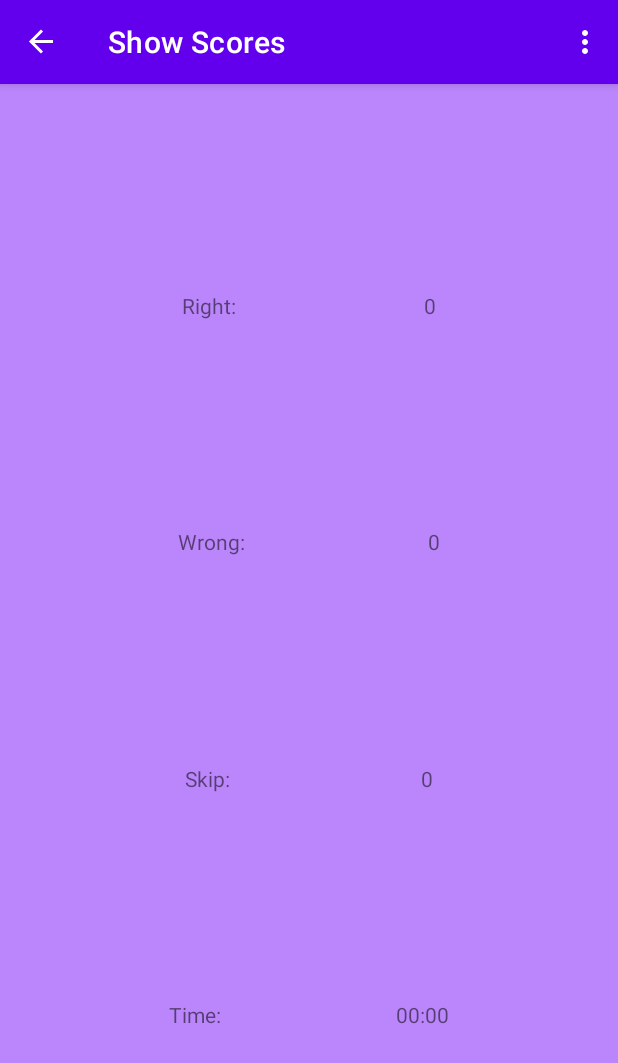
After one commit to finnsiems/FlashCard, an Android app: the ShowScore screen opened through its navigation route, on a phone screen of 412 x 824 dp. The commit adds this screen. Shown: the top 1063 px of the screen. Run offline under Robolectric (Android 15) with nearby library versions, the phone set to English and light mode, and no system bars; our stand-ins replace navigation-ui.

Commit message:
- Added Score to Competitive Mode - Fixed a few bugs

```diff
--- /dev/null
+++ b/app/src/main/java/com/example/myapplication/ShowScore.kt
@@ -0,0 +1,80 @@
+package com.example.myapplication
+
+import android.content.Context
+import android.os.Bundle
+import android.util.Log
+import androidx.fragment.app.Fragment
+import android.view.LayoutInflater
+import android.view.View
+import android.view.ViewGroup
+import androidx.core.os.bundleOf
+import androidx.fragment.app.setFragmentResult
+import androidx.fragment.app.setFragmentResultListener
+import androidx.navigation.fragment.findNavController
+import com.example.myapplication.databinding.FragmentAddBinding
+import com.example.myapplication.databinding.ShowscoreLayoutBinding
+
+/**
+ * A simple [Fragment] subclass as the second destination in the navigation.
+ */
+class ShowScore: Fragment() {
+
+    private var _binding: ShowscoreLayoutBinding? = null
+
+    // This property is only valid between onCreateView and
+    // onDestroyView.
+    private val binding get() = _binding!!
+
+    override fun onCreateView(
+        inflater: LayoutInflater, container: ViewGroup?,
+        savedInstanceState: Bundle?
+    ): View? {
+        Log.d("NoteThing", "We are here2" )
+
+        _binding = ShowscoreLayoutBinding.inflate(inflater, container, false)
+        return binding.root
+
+    }
+
+    override fun onViewCreated(view: View, savedInstanceState: Bundle?) {
+        super.onViewCreated(view, savedInstanceState)
+        Log.d("NoteThing", "We are here" )
+
+        try {
+            Log.d("NoteThing", "????")
+            setFragmentResultListener("Scores") { requestKey, bundle ->
+                val right = bundle.getInt("right")
+                val wrong = bundle.getInt("wrong")
+                val skip = bundle.getInt("skip")
+                val time = bundle.getString("time")
+
+                Log.d("NoteThing", "Right: " + right + " Wrong: " + wrong + " skip: " + skip + " time: " + time)
+
+                binding.textviewRightValue.text = right.toString()
+                binding.textviewWrongValue.text = wrong.toString()
+                binding.textviewSkipValue.text = skip.toString()
+                binding.textviewTimeValue.text = time
+
+                setFragmentResult("requestKey", bundleOf("bundleKey" to 1))
+            }
+        }catch (e:Exception){
+            Log.d("NoteThing", "Exception2: " + e)
+        }
+
+
+    }
+
+    fun save() {
+        var counter = 0
+        val sharedPref = activity?.getPreferences(Context.MODE_PRIVATE) ?: return
+
+        val editor = sharedPref.edit()
+        //editor.putInt("counter", 0)
+        editor.apply()
+    }
+
+    override fun onDestroyView() {
+        super.onDestroyView()
+        _binding = null
+    }
+}
--- /dev/null
+++ b/app/src/main/res/layout/showscore_layout.xml
@@ -0,0 +1,93 @@
+<?xml version="1.0" encoding="utf-8"?>
+<androidx.constraintlayout.widget.ConstraintLayout xmlns:android="http://schemas.android.com/apk/res/android"
+    xmlns:app="http://schemas.android.com/apk/res-auto"
+    xmlns:tools="http://schemas.android.com/tools"
+    android:layout_width="match_parent"
+    android:layout_height="match_parent"
+    android:background="@color/purple_200"
+    tools:context=".ShowScore">
+
+    <TextView
+        android:id="@+id/textview_right"
+        android:layout_width="wrap_content"
+        android:layout_height="wrap_content"
+        android:text="Right: "
+        app:layout_constraintBottom_toTopOf="@id/textview_wrong"
+        app:layout_constraintEnd_toStartOf="@id/textview_right_value"
+        app:layout_constraintStart_toStartOf="parent"
+        app:layout_constraintTop_toTopOf="parent" />
+
+    <TextView
+        android:id="@+id/textview_right_value"
+        android:layout_width="wrap_content"
+        android:layout_height="wrap_content"
+        android:text="0"
+        app:layout_constraintBottom_toTopOf="@id/textview_wrong"
+        app:layout_constraintEnd_toEndOf="parent"
+        app:layout_constraintStart_toEndOf="@id/textview_right"
+        app:layout_constraintTop_toTopOf="parent" />
+
+    <TextView
+        android:id="@+id/textview_wrong"
+        android:layout_width="wrap_content"
+        android:layout_height="wrap_content"
+        android:text="Wrong: "
+        app:layout_constraintBottom_toTopOf="@id/textview_skip"
+        app:layout_constraintEnd_toStartOf="@id/textview_wrong_value"
+        app:layout_constraintStart_toStartOf="parent"
+        app:layout_constraintTop_toBottomOf="@id/textview_right" />
+
+    <TextView
+        android:id="@+id/textview_wrong_value"
+        android:layout_width="wrap_content"
+        android:layout_height="wrap_content"
+        android:text="0"
+        app:layout_constraintBottom_toTopOf="@id/textview_skip"
+        app:layout_constraintEnd_toEndOf="parent"
+        app:layout_constraintStart_toEndOf="@id/textview_wrong"
+        app:layout_constraintTop_toBottomOf="@id/textview_right" />
+
+    <TextView
+        android:id="@+id/textview_skip"
+        android:layout_width="wrap_content"
+        android:layout_height="wrap_content"
+        android:text="Skip: "
+        app:layout_constraintBottom_toTopOf="@id/textview_time"
+        app:layout_constraintEnd_toStartOf="@id/textview_skip_value"
+        app:layout_constraintStart_toStartOf="parent"
+        app:layout_constraintTop_toBottomOf="@id/textview_wrong" />
+
+    <TextView
+        android:id="@+id/textview_skip_value"
+        android:layout_width="wrap_content"
+        android:layout_height="wrap_content"
+        android:text="0"
+        app:layout_constraintBottom_toTopOf="@id/textview_time"
+        app:layout_constraintEnd_toEndOf="parent"
+        app:layout_constraintStart_toEndOf="@id/textview_skip"
+        app:layout_constraintTop_toBottomOf="@id/textview_wrong" />
+
+
+    <TextView
+        android:id="@+id/textview_time"
+        android:layout_width="wrap_content"
+        android:layout_height="wrap_content"
+        android:text="Time: "
+        app:layout_constraintBottom_toBottomOf="parent"
+        app:layout_constraintEnd_toStartOf="@id/textview_time_value"
+        app:layout_constraintStart_toStartOf="parent"
+        app:layout_constraintTop_toBottomOf="@id/textview_skip" />
+
+    <TextView
+        android:id="@+id/textview_time_value"
+        android:layout_width="wrap_content"
+        android:layout_height="wrap_content"
+        android:text="00:00"
+        app:layout_constraintBottom_toBottomOf="parent"
+        app:layout_constraintEnd_toEndOf="parent"
+        app:layout_constraintStart_toEndOf="@id/textview_time"
+        app:layout_constraintTop_toBottomOf="@id/textview_skip" />
+
+
+
+</androidx.constraintlayout.widget.ConstraintLayout>
--- a/app/src/main/res/navigation/nav_graph.xml
+++ b/app/src/main/res/navigation/nav_graph.xml
@@ -28,6 +28,9 @@
         <action
             android:id="@+id/action_Review_to_FirstFragment"
             app:destination="@id/FirstFragment" />
+        <action
+            android:id="@+id/action_Review_to_Scores"
+            app:destination="@id/ShowScore" />
     </fragment>
 
     <fragment
@@ -40,4 +43,11 @@
             android:id="@+id/action_Review_to_FirstFragment"
             app:destination="@id/FirstFragment" />
     </fragment>
+
+    <fragment
+        android:id="@+id/ShowScore"
+        android:name="com.example.myapplication.ShowScore"
+        android:label="Show Scores"
+        tools:layout="@layout/showscore_layout">
+    </fragment>
 </navigation>
```
Also changed, not shown: app/src/main/java/com/example/myapplication/PopUp.kt (deleted, +0 -62 lines), app/src/main/java/com/example/myapplication/ReviewFragment.kt (+68 -45 lines), app/src/main/res/layout/popup.xml (deleted, +0 -103 lines).
